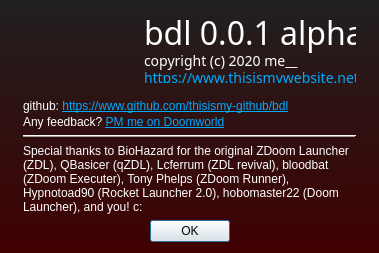
Old version of the form res/window_about.ui in the repository thisismy-github/bdl.
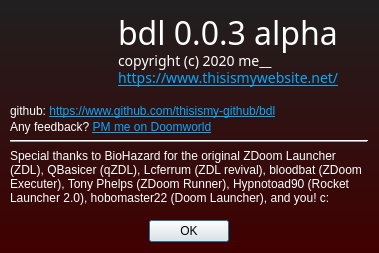
New version of the form. Icons and pictures are not drawn.

```diff
--- a/res/window_about.ui
+++ b/res/window_about.ui
@@ -208,7 +208,7 @@
        </property>
        <property name="maximumSize">
         <size>
-         <width>212</width>
+         <width>250</width>
          <height>16777215</height>
         </size>
        </property>
@@ -234,7 +234,7 @@
 }</string>
        </property>
        <property name="text">
-        <string>&lt;html&gt;&lt;head/&gt;&lt;body&gt;&lt;p style=&quot;line-height:0.65&quot;&gt;bdl 0.0.1 alpha&lt;/p&gt;&lt;p style=&quot;line-height:0.22&quot;&gt;&lt;span style=&quot; font-size:10.5pt;&quot;&gt;copyright (c) 2020 me__&lt;/span&gt;&lt;/p&gt;&lt;p&gt;&lt;a href=&quot;https://www.thisismywebsite.net/&quot;&gt;&lt;span style=&quot; font-size:10.5pt; text-decoration: underline; color:#00aaff;&quot;&gt;https://www.thisismywebsite.net/&lt;/span&gt;&lt;/a&gt;&lt;/p&gt;&lt;/body&gt;&lt;/html&gt;</string>
+        <string>&lt;html&gt;&lt;head/&gt;&lt;body&gt;&lt;p style=&quot;line-height:0.65&quot;&gt;bdl 0.0.3 alpha&lt;/p&gt;&lt;p style=&quot;line-height:0.22&quot;&gt;&lt;span style=&quot; font-size:10.5pt;&quot;&gt;copyright (c) 2020 me__&lt;/span&gt;&lt;/p&gt;&lt;p&gt;&lt;a href=&quot;https://www.thisismywebsite.net/&quot;&gt;&lt;span style=&quot; font-size:10.5pt; text-decoration: underline; color:#00aaff;&quot;&gt;https://www.thisismywebsite.net/&lt;/span&gt;&lt;/a&gt;&lt;/p&gt;&lt;/body&gt;&lt;/html&gt;</string>
        </property>
        <property name="alignment">
         <set>Qt::AlignBottom|Qt::AlignLeading|Qt::AlignLeft</set>
```
Left out of the diff: 4 changed lines with no effect on the pictures.
